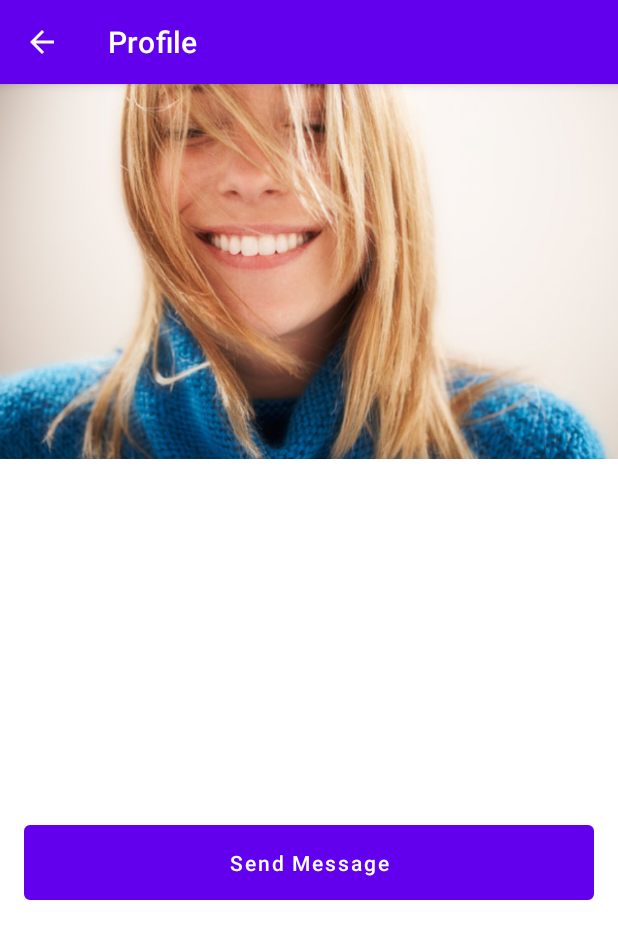
After one commit to hosseinkasiri/Rainy-Messenger, an Android app: the ProfileActivity screen opened directly, with no data from a screen before it, on a phone screen of 412 x 824 dp. The commit adds this screen. Shown: the top 939 px of the screen. Run offline under Robolectric (Android 15) with nearby library versions, the phone set to English and light mode, and no system bars; our stand-ins replace Firebase (no records; nobody signed in at launch, a user with empty details on screens opened directly).

```diff
--- a/app/build.gradle
+++ b/app/build.gradle
@@ -42,6 +42,7 @@ dependencies {
     implementation 'androidx.constraintlayout:constraintlayout:2.0.4'
     implementation 'com.google.firebase:firebase-database:19.2.1'
     implementation 'com.google.firebase:firebase-auth:20.0.2'
+    implementation 'com.firebaseui:firebase-ui-database:2.1.1'
     implementation 'androidx.legacy:legacy-support-v4:1.0.0'
     implementation 'com.google.firebase:firebase-storage:19.2.1'
     testImplementation 'junit:junit:4.+'
--- /dev/null
+++ b/app/src/main/java/com/example/rainymessanger/activities/ProfileActivity.kt
@@ -0,0 +1,57 @@
+package com.example.rainymessanger.activities
+
+import android.content.Context
+import android.content.Intent
+import androidx.appcompat.app.AppCompatActivity
+import android.os.Bundle
+import android.widget.ImageView
+import android.widget.TextView
+import com.example.rainymessanger.R
+import com.google.firebase.auth.FirebaseAuth
+import com.google.firebase.auth.FirebaseUser
+import com.google.firebase.database.DatabaseReference
+import com.google.firebase.database.FirebaseDatabase
+
+
+class ProfileActivity : AppCompatActivity() {
+
+    lateinit var mCurrentUser: FirebaseUser
+    lateinit var mDatabase: DatabaseReference
+    lateinit var mUserId: String
+
+    lateinit var mProfile: ImageView
+    lateinit var mName: TextView
+    lateinit var mStatus: TextView
+
+    companion object{
+        val EXT_ID = "userId"
+        fun newIntent(context: Context, userId: String) : Intent {
+            var intent = Intent(context, ProfileActivity::class.java)
+            intent.putExtra(EXT_ID, userId)
+            return intent
+        }
+    }
+
+    override fun onCreate(savedInstanceState: Bundle?) {
+        super.onCreate(savedInstanceState)
+        setContentView(R.layout.activity_profile)
+        findViews()
+        supportActionBar!!.title = "Profile"
+        supportActionBar!!.setDisplayHomeAsUpEnabled(true)
+        if (intent.extras != null){
+            mUserId = intent.extras!!.getString(EXT_ID).toString()
+            mCurrentUser = FirebaseAuth.getInstance().currentUser!!
+            mDatabase = FirebaseDatabase.getInstance().reference.child("users").child(mUserId)
+        }
+    }
+
+    fun findViews(){
+        mProfile = findViewById(R.id.profile_picture)
+        mName = findViewById(R.id.profile_name)
+        mStatus = findViewById(R.id.profile_status)
+    }
+
+    fun setUpProfile(){
+
+    }
+}
--- /dev/null
+++ b/app/src/main/res/layout/activity_profile.xml
@@ -0,0 +1,63 @@
+<?xml version="1.0" encoding="utf-8"?>
+<androidx.constraintlayout.widget.ConstraintLayout xmlns:android="http://schemas.android.com/apk/res/android"
+    xmlns:app="http://schemas.android.com/apk/res-auto"
+    xmlns:tools="http://schemas.android.com/tools"
+    android:layout_width="match_parent"
+    android:layout_height="match_parent"
+    tools:context=".activities.ProfileActivity">
+
+    <ImageView
+        android:id="@+id/profile_picture"
+        android:layout_width="wrap_content"
+        android:layout_height="250dp"
+        android:scaleType="centerCrop"
+        app:layout_constraintEnd_toEndOf="parent"
+        app:layout_constraintStart_toStartOf="parent"
+        app:layout_constraintTop_toTopOf="parent"
+        app:srcCompat="@drawable/happy_woman" />
+
+    <TextView
+        android:id="@+id/profile_name"
+        android:layout_width="match_parent"
+        android:layout_height="wrap_content"
+        android:layout_marginStart="8dp"
+        android:layout_marginTop="84dp"
+        android:layout_marginEnd="8dp"
+        android:textAlignment="center"
+        android:textSize="18dp"
+        android:textStyle="bold"
+        app:layout_constraintEnd_toEndOf="parent"
+        app:layout_constraintHorizontal_bias="0.0"
+        app:layout_constraintStart_toStartOf="parent"
+        app:layout_constraintTop_toBottomOf="@+id/profile_picture"
+        tools:text="Hossein Kasiri" />
+
+    <TextView
+        android:id="@+id/profile_status"
+        android:layout_width="match_parent"
+        android:layout_height="wrap_content"
+        android:layout_marginStart="8dp"
+        android:layout_marginTop="76dp"
+        android:layout_marginEnd="8dp"
+        android:textAlignment="center"
+        app:layout_constraintEnd_toEndOf="parent"
+        app:layout_constraintHorizontal_bias="0.0"
+        app:layout_constraintStart_toStartOf="parent"
+        app:layout_constraintTop_toBottomOf="@+id/profile_name"
+        tools:text="i`m programmer" />
+
+    <Button
+        android:id="@+id/button"
+        android:layout_width="0dp"
+        android:layout_height="50dp"
+        android:layout_marginStart="16dp"
+        android:layout_marginTop="40dp"
+        android:layout_marginEnd="16dp"
+        android:background="@drawable/bt_shape"
+        android:text="@string/send_message"
+        android:textAllCaps="false"
+        app:layout_constraintEnd_toEndOf="parent"
+        app:layout_constraintHorizontal_bias="0.0"
+        app:layout_constraintStart_toStartOf="parent"
+        app:layout_constraintTop_toBottomOf="@+id/profile_status" />
+</androidx.constraintlayout.widget.ConstraintLayout>
--- a/app/src/main/res/values/strings.xml
+++ b/app/src/main/res/values/strings.xml
@@ -15,4 +15,5 @@
     <string name="setting_name">Name</string>
     <string name="enter_your_status">Enter your status</string>
     <string name="save_your_status">Save Your Status</string>
+    <string name="send_message">Send Message</string>
 </resources>
```
Also changed, not shown: app/src/main/AndroidManifest.xml (+8 -5 lines), app/src/main/java/com/example/rainymessanger/activities/ChatActivity.kt (added, +31 -0 lines), app/src/main/java/com/example/rainymessanger/adapters/UserAdapter.kt (added, +81 -0 lines), app/src/main/java/com/example/rainymessanger/fragments/UsersFragment.kt (+16 -35 lines), app/src/main/java/com/example/rainymessanger/model/User.kt (added, +20 -0 lines), app/src/main/res/layout/activity_chat.xml (added, +9 -0 lines), app/src/main/res/layout/fragment_users.xml (+4 -9 lines), app/src/main/res/layout/item_user.xml (added, +54 -0 lines).
